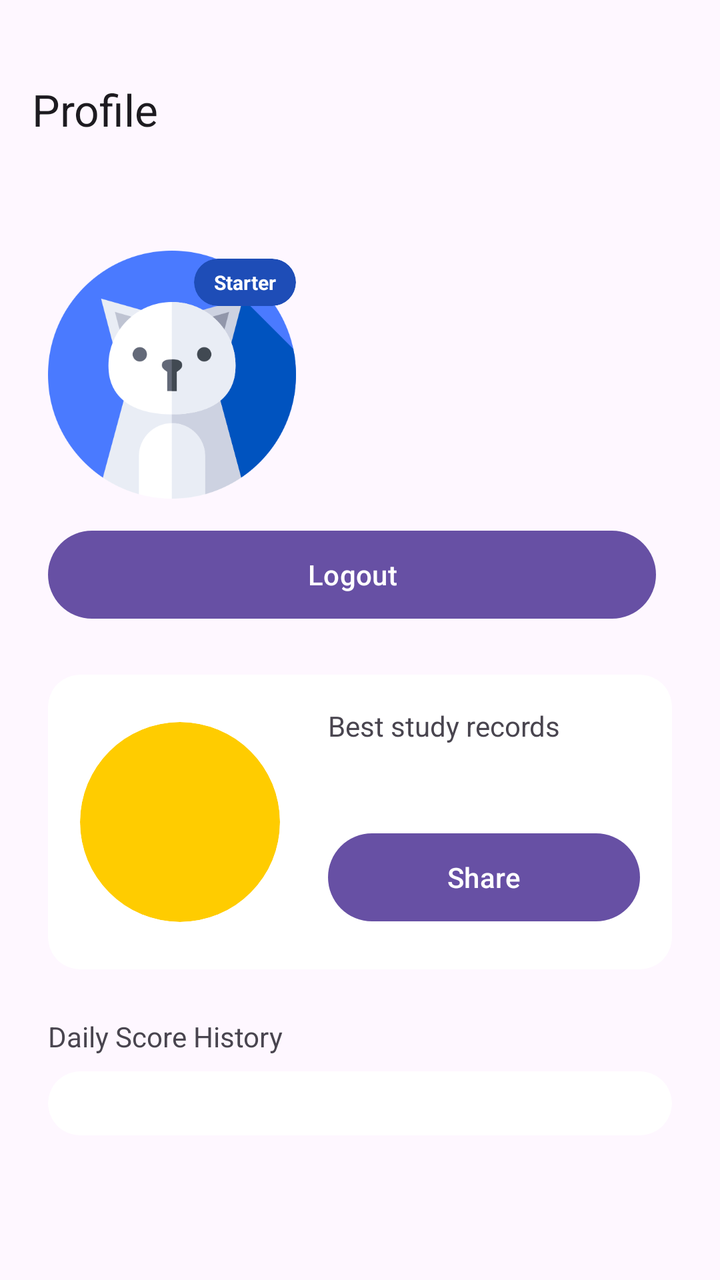
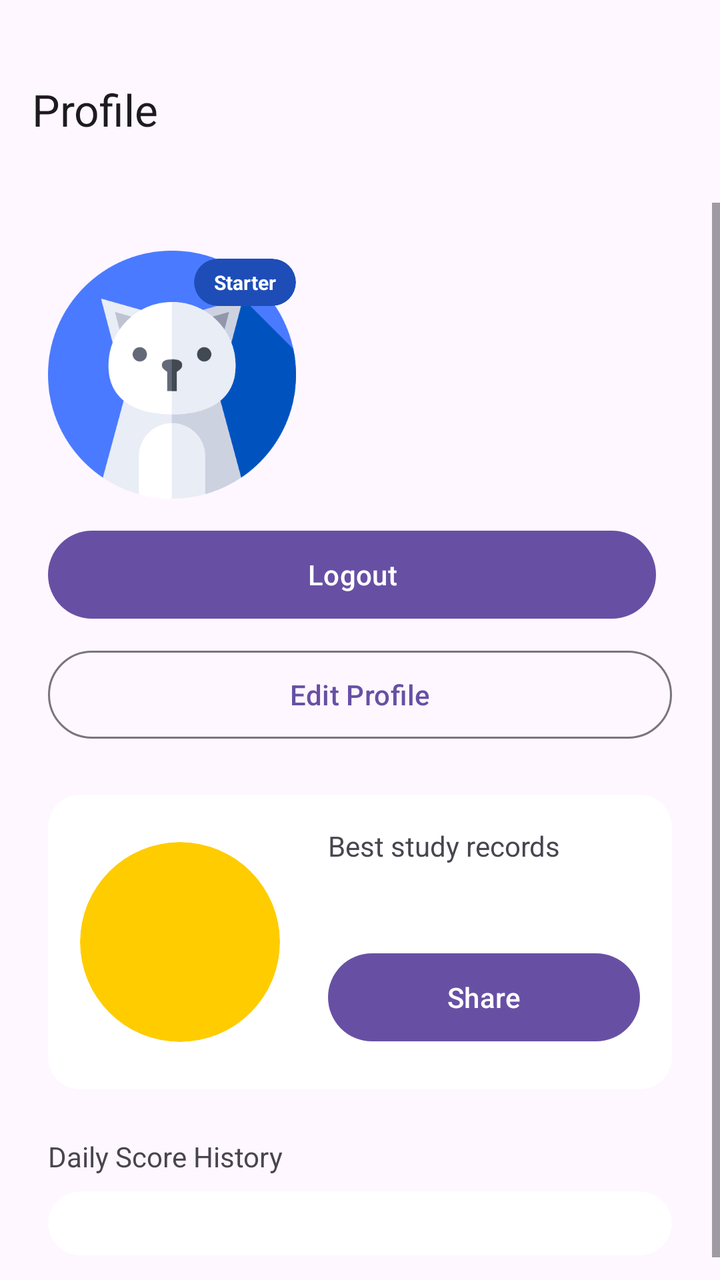

Two renders of the same Android screen: before a commit and after it. Below are the layout's source before the change and the commit's diff.
<!-- AndroidManifest.xml: application theme Theme.SmartStudyTimer -->
<!-- res/layout/fragment_profile.xml -->
<?xml version="1.0" encoding="utf-8"?>
<LinearLayout xmlns:android="http://schemas.android.com/apk/res/android"
    xmlns:app="http://schemas.android.com/apk/res-auto"
    android:layout_width="match_parent"
    android:layout_height="match_parent"
    android:orientation="vertical">

    
    <com.google.android.material.appbar.MaterialToolbar
        android:id="@+id/topAppBar"
        android:layout_width="match_parent"
        android:layout_height="wrap_content"
        android:padding="36dp"
        app:title="Profile" />

    <ScrollView
        android:layout_width="match_parent"
        android:layout_height="match_parent"
        android:fillViewport="true">

        <LinearLayout
            android:layout_width="match_parent"
            android:layout_height="wrap_content"
            android:padding="24dp"
            android:orientation="vertical">

            
            <LinearLayout
                android:layout_width="match_parent"
                android:layout_height="wrap_content"
                android:orientation="horizontal"
                android:gravity="center">

                
                <FrameLayout
                    android:layout_width="124dp"
                    android:layout_height="124dp"
                    android:layout_marginEnd="6dp">

                    <ImageView
                        android:id="@+id/ivAvatar"
                        android:layout_width="124dp"
                        android:layout_height="124dp"
                        android:src="@drawable/cat" />

                    <com.google.android.material.card.MaterialCardView
                        android:id="@+id/cardLevelBadge"
                        android:layout_width="wrap_content"
                        android:layout_height="wrap_content"
                        android:layout_gravity="top|end"
                        android:layout_marginTop="4dp"
                        app:cardBackgroundColor="#1E4DB7"
                        app:cardCornerRadius="12dp"
                        app:strokeColor="@android:color/transparent">

                        <TextView
                            android:id="@+id/tvLevelBadge"
                            android:layout_width="wrap_content"
                            android:layout_height="wrap_content"
                            android:paddingHorizontal="10dp"
                            android:paddingVertical="5dp"
                            android:text="Starter"
                            android:textColor="#FFFFFF"
                            android:textSize="10sp"
                            android:textStyle="bold" />

                    </com.google.android.material.card.MaterialCardView>

                </FrameLayout>

                
                <LinearLayout
                    android:layout_width="0dp"
                    android:layout_height="wrap_content"
                    android:layout_weight="1"
                    android:orientation="vertical"
                    android:paddingStart="24dp">

                    
                    <TextView
                        android:id="@+id/tvUsername"
                        android:layout_width="match_parent"
                        android:layout_height="wrap_content"
                        android:layout_marginBottom="4dp"
                        android:textSize="24sp"
                        android:textStyle="bold" />

                    
                    <TextView
                        android:id="@+id/profileEmailText"
                        android:layout_width="match_parent"
                        android:layout_height="wrap_content"
                        android:layout_marginBottom="4dp"
                        android:textSize="12sp" />

                    
                    <TextView
                        android:id="@+id/profileUidText"
                        android:layout_width="match_parent"
                        android:layout_height="wrap_content"
                        android:layout_marginBottom="4dp"
                        android:textSize="12sp" />

                </LinearLayout>

            </LinearLayout>

            <LinearLayout
                android:layout_width="match_parent"
                android:layout_height="wrap_content"
                android:orientation="horizontal"
                android:layout_marginTop="12dp"
                android:gravity="center">

                <Button
                    android:id="@+id/signOutButton"
                    style="@style/Widget.Material3.Button"
                    android:layout_width="0dp"
                    android:layout_height="52dp"
                    android:layout_weight="1"
                    android:layout_marginEnd="8dp"
                    android:text="Logout" />

            </LinearLayout>

            
            <com.google.android.material.card.MaterialCardView
                android:layout_width="match_parent"
                android:layout_height="wrap_content"
                android:layout_marginTop="24dp"
                app:cardCornerRadius="16dp"
                app:cardBackgroundColor="#ffffff"
                app:strokeColor="@android:color/transparent">

                <LinearLayout
                    android:layout_width="match_parent"
                    android:layout_height="wrap_content"
                    android:orientation="horizontal"
                    android:gravity="center"
                    android:padding="16dp">

                    
                    <FrameLayout
                        android:layout_width="100dp"
                        android:layout_height="100dp"
                        android:layout_gravity="center">

                        <com.google.android.material.card.MaterialCardView
                            android:layout_width="100dp"
                            android:layout_height="100dp"
                            app:cardCornerRadius="64dp"
                            app:cardBackgroundColor="#ffcc00"
                            app:strokeColor="@android:color/transparent" />

                        
                        <TextView
                            android:id="@+id/tvBestScore"
                            android:layout_width="match_parent"
                            android:layout_height="match_parent"
                            android:textAlignment="center"
                            android:gravity="center"
                            android:textSize="28sp"
                            android:textStyle="bold"
                            android:textColor="#000000" />

                    </FrameLayout>

                    
                    <LinearLayout
                        android:layout_width="0dp"
                        android:layout_height="wrap_content"
                        android:layout_weight="1"
                        android:orientation="vertical"
                        android:paddingStart="24dp">

                        
                        <TextView
                            android:layout_width="wrap_content"
                            android:layout_height="wrap_content"
                            android:text="Best study records"
                            android:layout_marginBottom="4dp" />

                        
                        <TextView
                            android:id="@+id/tvBestDate"
                            android:layout_width="wrap_content"
                            android:layout_height="wrap_content"
                            android:textSize="24sp"
                            android:textStyle="bold"
                            android:layout_marginBottom="4dp" />

                        <Button
                            android:id="@+id/btnShare"
                            style="@style/Widget.Material3.Button"
                            android:layout_width="match_parent"
                            android:layout_height="52dp"
                            android:layout_marginBottom="4dp"
                            android:text="Share" />

                    </LinearLayout>

                </LinearLayout>

            </com.google.android.material.card.MaterialCardView>

            
            <LinearLayout
                android:layout_width="match_parent"
                android:layout_height="0dp"
                android:layout_weight="1"
                android:gravity="top"
                android:orientation="vertical"
                android:layout_marginTop="24dp">

                <TextView
                    android:layout_width="wrap_content"
                    android:layout_height="wrap_content"
                    android:text="Daily Score History" />

                <com.google.android.material.card.MaterialCardView
                    android:layout_width="match_parent"
                    android:layout_height="wrap_content"
                    android:layout_marginTop="8dp"
                    app:cardCornerRadius="16dp"
                    app:cardBackgroundColor="#ffffff"
                    app:strokeColor="@android:color/transparent">

                    
                    <LinearLayout
                        android:id="@+id/historyContainer"
                        android:layout_width="match_parent"
                        android:layout_height="wrap_content"
                        android:gravity="top"
                        android:orientation="vertical"
                        android:padding="16dp" />

                </com.google.android.material.card.MaterialCardView>

            </LinearLayout>

        </LinearLayout>

    </ScrollView>

</LinearLayout>
<!-- resources referenced by this layout -->
<resources>
  <!-- drawable cat: png bitmap (drawable, 27032 bytes) -->
  <style name="Theme.SmartStudyTimer" parent="Theme.Material3.DayNight.NoActionBar">
          <item name="android:statusBarColor">@android:color/transparent</item>
          <item name="android:windowLightStatusBar">true</item>
      </style>
</resources>

<!-- the commit's change to res/layout/fragment_profile.xml (unified diff, before → after) -->
@@ -123,6 +123,14 @@
 
             </LinearLayout>
 
+            <Button
+                android:id="@+id/btnEditProfile"
+                style="@style/Widget.Material3.Button.OutlinedButton"
+                android:layout_width="match_parent"
+                android:layout_height="52dp"
+                android:layout_marginTop="8dp"
+                android:text="Edit Profile" />
+
             
             <com.google.android.material.card.MaterialCardView
                 android:layout_width="match_parent"
